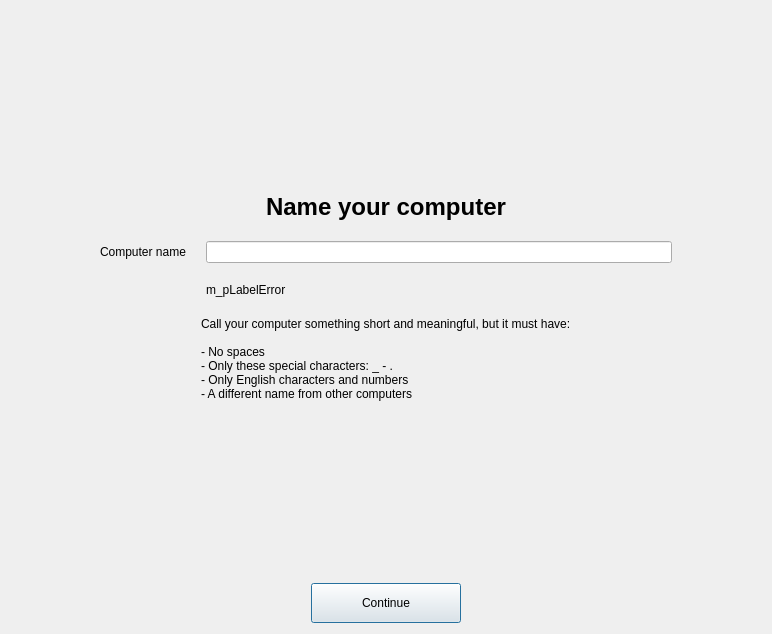
Above: src/gui/src/SetupWizardBase.ui from deskflow/deskflow before the change. Below: the same form after it.
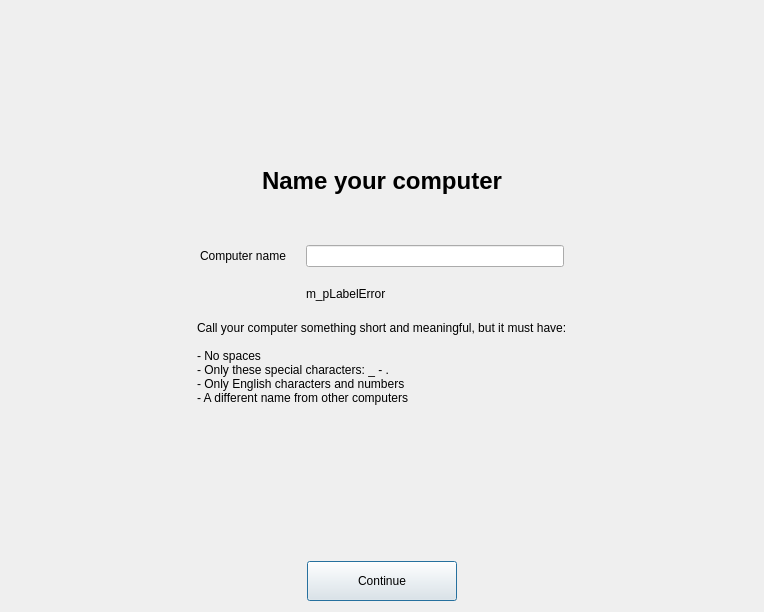
That is the form after the change. Icons and pictures are not drawn.

Diff of the .ui file:
```diff
--- a/src/gui/src/SetupWizardBase.ui
+++ b/src/gui/src/SetupWizardBase.ui
@@ -6,8 +6,8 @@
    <rect>
     <x>0</x>
     <y>0</y>
-    <width>772</width>
-    <height>634</height>
+    <width>764</width>
+    <height>612</height>
    </rect>
   </property>
   <property name="sizePolicy">
@@ -36,10 +36,10 @@
     <number>20</number>
    </property>
    <property name="leftMargin">
-    <number>100</number>
+    <number>150</number>
    </property>
    <property name="rightMargin">
-    <number>100</number>
+    <number>150</number>
    </property>
    <item>
     <spacer name="verticalSpacer_2">
@@ -54,7 +54,7 @@
      </property>
     </spacer>
    </item>
-   <item alignment="Qt::AlignHCenter">
+   <item alignment="Qt::AlignHCenter|Qt::AlignTop">
     <widget class="QLabel" name="m_pLabelImage">
      <property name="text">
       <string/>
@@ -63,11 +63,11 @@
       <pixmap resource="../res/Synergy.qrc">:/res/image/welcome.png</pixmap>
      </property>
      <property name="margin">
-      <number>30</number>
+      <number>1</number>
      </property>
     </widget>
    </item>
-   <item alignment="Qt::AlignHCenter">
+   <item alignment="Qt::AlignHCenter|Qt::AlignTop">
     <widget class="QLabel" name="m_pLabelTitle">
      <property name="font">
       <font>
@@ -86,6 +86,15 @@
    </item>
    <item>
     <layout class="QFormLayout" name="formLayout">
+     <property name="leftMargin">
+      <number>50</number>
+     </property>
+     <property name="topMargin">
+      <number>30</number>
+     </property>
+     <property name="rightMargin">
+      <number>50</number>
+     </property>
      <item row="0" column="0">
       <widget class="QLabel" name="m_pLabelName">
        <property name="text">
@@ -121,7 +130,7 @@
      </item>
     </layout>
    </item>
-   <item alignment="Qt::AlignHCenter">
+   <item alignment="Qt::AlignHCenter|Qt::AlignTop">
     <widget class="QLabel" name="m_pHelpList">
      <property name="sizePolicy">
       <sizepolicy hsizetype="Fixed" vsizetype="Preferred">
```
